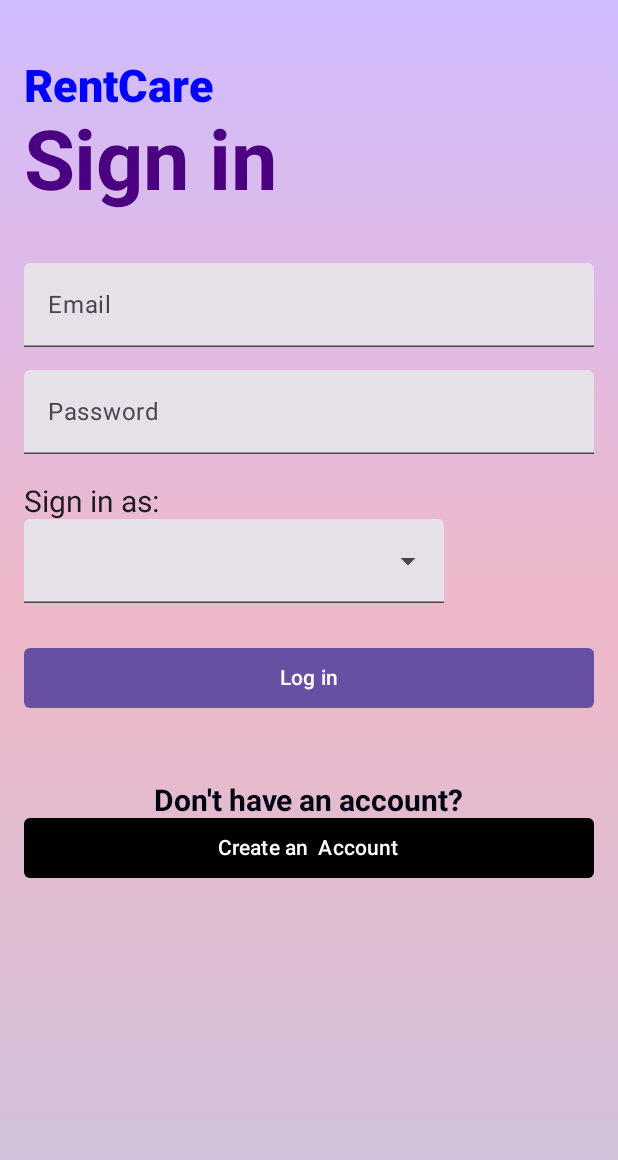
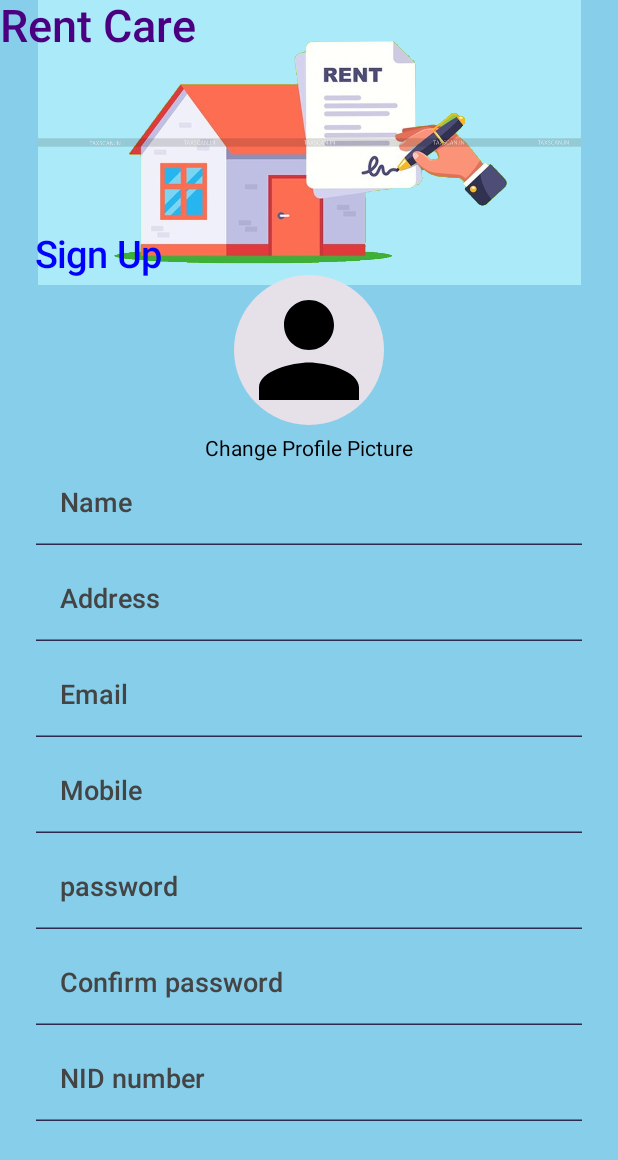
Before and after one commit to BadhonAhmad/ACCOMO-Android-App, an Android app built with Jetpack Compose: the LoginScreen screen opened through its navigation route, after a tap on "Create an Account", on a phone screen of 412 x 824 dp. Shown: the top 1160 px of the screen. Run offline under Robolectric (Android 15) with nearby library versions, the phone set to English and light mode, and no system bars.

Commit message:
2nd commit

```diff
--- a/app/build.gradle.kts
+++ b/app/build.gradle.kts
@@ -68,5 +68,6 @@ dependencies {
     debugImplementation("androidx.compose.ui:ui-tooling")
     debugImplementation("androidx.compose.ui:ui-test-manifest")
     implementation("androidx.navigation:navigation-compose:2.4.0-alpha04")
-    implementation("io.coil-kt:coil-compose:2.1.0")
+
+    implementation("io.coil-kt:coil-compose:2.2.2")
 }
--- /dev/null
+++ b/app/src/main/java/com/example/rentcare/Components/CTextField.kt
@@ -0,0 +1,59 @@
+package com.example.rentcare.Components
+
+import androidx.compose.foundation.layout.fillMaxWidth
+import androidx.compose.foundation.layout.padding
+import androidx.compose.material3.ExperimentalMaterial3Api
+import androidx.compose.material3.Text
+import androidx.compose.material3.TextField
+import androidx.compose.material3.TextFieldDefaults
+import androidx.compose.runtime.Composable
+import androidx.compose.ui.Modifier
+import androidx.compose.ui.graphics.Color
+import androidx.compose.ui.text.TextStyle
+import androidx.compose.ui.text.font.FontFamily
+import androidx.compose.ui.text.font.FontWeight
+import androidx.compose.ui.tooling.preview.Preview
+import androidx.compose.ui.unit.dp
+import androidx.compose.ui.unit.sp
+import com.example.rentcare.ui.theme.DeepIndigo
+import com.example.rentcare.ui.theme.Teal
+
+@OptIn(ExperimentalMaterial3Api::class)
+@Composable
+fun CTextField(
+    onValueChange : (String) -> Unit ={
+
+    },
+    hint : String,
+    value : String,
+) {
+    TextField(
+        value = value,
+        onValueChange = onValueChange,
+        placeholder = {
+            Text(
+                text = hint,
+                style = TextStyle(
+                    fontSize = 18.sp,
+                    color = Color.DarkGray,
+                    fontWeight = FontWeight.SemiBold
+                )
+            )
+        },
+        modifier = Modifier
+            .fillMaxWidth()
+            .padding(bottom = 8.dp),
+        colors = TextFieldDefaults.textFieldColors(
+            containerColor = Color.Transparent,
+            focusedIndicatorColor = Teal,
+            unfocusedIndicatorColor = DeepIndigo
+        )
+
+    )
+}
+
+@Preview(showBackground = true, showSystemUi = true)
+@Composable
+fun CTextFieldPreview(){
+    CTextField(hint = "email", value = "hello")
+}
--- a/app/src/main/java/com/example/rentcare/Login.kt
+++ b/app/src/main/java/com/example/rentcare/Login.kt
@@ -1,85 +1,29 @@
-import androidx.annotation.FractionRes
-import androidx.annotation.Size
 import androidx.compose.foundation.background
-import androidx.compose.foundation.isSystemInDarkTheme
 import androidx.compose.foundation.layout.Box
 import androidx.compose.foundation.layout.Column
-import androidx.compose.foundation.layout.Row
 import androidx.compose.foundation.layout.Spacer
-import androidx.compose.foundation.layout.fillMaxHeight
 import androidx.compose.foundation.layout.fillMaxSize
 import androidx.compose.foundation.layout.fillMaxWidth
 import androidx.compose.foundation.layout.height
 import androidx.compose.foundation.layout.padding
-import androidx.compose.foundation.layout.width
 import androidx.compose.foundation.shape.RoundedCornerShape
 import androidx.compose.material3.Button
 import androidx.compose.material3.ButtonDefaults
 import androidx.compose.material3.Surface
 import androidx.compose.material3.Text
 import androidx.compose.runtime.Composable
-import androidx.compose.runtime.getValue
-import androidx.compose.runtime.mutableStateOf
-import androidx.compose.runtime.remember
-import androidx.compose.runtime.setValue
 import androidx.compose.ui.Alignment
 import androidx.compose.ui.Modifier
 import androidx.compose.ui.geometry.Offset
 import androidx.compose.ui.graphics.Brush
 import androidx.compose.ui.graphics.Color
-import androidx.compose.ui.text.font.Font
 import androidx.compose.ui.text.font.FontWeight
-import androidx.compose.ui.text.style.TextAlign
 import androidx.compose.ui.unit.dp
 import androidx.compose.ui.unit.sp
 import androidx.navigation.NavController
 import com.example.rentcare.DropDown
 import com.example.rentcare.LoginTextField
 import com.example.rentcare.Screen
-import com.example.rentcare.ui.theme.Black
-
-//package com.example.rentcare
-//
-//import androidx.compose.foundation.layout.Column
-//import androidx.compose.foundation.layout.fillMaxWidth
-//import androidx.compose.material3.Button
-//import androidx.compose.material3.Text
-//import androidx.compose.runtime.Composable
-//import androidx.compose.ui.Modifier
-//import androidx.compose.ui.graphics.Color
-//import androidx.compose.ui.tooling.preview.Preview
-//import androidx.compose.ui.unit.sp
-//import androidx.navigation.NavController
-//import androidx.navigation.compose.rememberNavController
-//
-//@Composable
-//fun LoginScreen(
-//    navController: NavController
-//)
-//    {
-//    Column{
-//        Text(
-//            "RentCare",
-//            )
-//        TextShow(value = "Sign in",
-//            30.sp,
-//                Color.Blue
-//            )
-//        Button(
-//            modifier = Modifier.fillMaxWidth(),
-//            onClick = {
-//                navController.popBackStack()
-//            }){
-//            Text(text= "Go Back!")
-//        }
-//    }
-//}
-//
-//@Composable
-//@Preview(showBackground = true, showSystemUi = true)
-//fun LoginScreenPreview(){
-//    LoginScreen(navController = rememberNavController())
-//}
 
 @Composable
 fun LoginScreen(navController : NavController) {
@@ -121,7 +65,7 @@ fun LoginScreen(navController : NavController) {
             ) {
                 Text(
                     text = "Sign in",
-                    fontSize = 55.sp,
+                    fontSize = 45.sp,
                     fontWeight = FontWeight.Bold,
                     color = Color(0xFF4B0082)
                 )
@@ -137,8 +81,8 @@ fun LoginScreen(navController : NavController) {
             Spacer(modifier = Modifier.height(20.dp))
             Box(
                 modifier = Modifier
-                .fillMaxWidth()
-                .padding(horizontal = 16.dp)
+                    .fillMaxWidth()
+                    .padding(horizontal = 16.dp)
             ){
 
             }
@@ -191,7 +135,9 @@ fun LoginScreen(navController : NavController) {
                     .fillMaxWidth()
                     .height(40.dp)
                     .padding(horizontal = 16.dp),
-                onClick = {},
+                onClick = {
+                    navController.navigate(route = Screen.SignUpScreen.route)
+                },
                 shape = RoundedCornerShape(4.dp),
                 colors = ButtonDefaults.buttonColors(Color.Black)
             ){
--- a/app/src/main/java/com/example/rentcare/MainActivity.kt
+++ b/app/src/main/java/com/example/rentcare/MainActivity.kt
@@ -14,6 +14,7 @@ class MainActivity : ComponentActivity() {
         setContent {
             navController = rememberNavController()
             SetUpNavGraph(navController = navController)
+
         }
     }
 }
--- a/app/src/main/java/com/example/rentcare/NavGraph.kt
+++ b/app/src/main/java/com/example/rentcare/NavGraph.kt
@@ -2,6 +2,7 @@ package com.example.rentcare
 
 import LoginScreen
 import androidx.compose.runtime.Composable
+import androidx.compose.ui.Modifier
 import androidx.navigation.NavHostController
 import androidx.navigation.compose.NavHost
 import androidx.navigation.compose.composable
@@ -11,7 +12,8 @@ fun SetUpNavGraph(
     navController: NavHostController
 ) {
    NavHost(navController = navController,
-        startDestination = Screen.Welcome.route
+       //Ekhane start e jar route thakbe seta theke shuru hobe tai welcome
+        startDestination = Screen.SignUpScreen.route
        ){
        composable(
            route = Screen.Welcome.route
@@ -23,6 +25,17 @@ fun SetUpNavGraph(
        ){
            LoginScreen(navController)
        }
+
+       composable(
+           route = Screen.Profile.route
+       ){
+           Profile(navController)
+       }
+       composable(
+           route = Screen.SignUpScreen.route
+       ){
+           SignUpScreen(navController)
+       }
    }
 
 }
--- a/app/src/main/java/com/example/rentcare/Screen.kt
+++ b/app/src/main/java/com/example/rentcare/Screen.kt
@@ -3,5 +3,6 @@ package com.example.rentcare
 sealed class Screen(val route : String){
     object Welcome : Screen(route = "Welcome_screen")
     object Login : Screen(route = "Login_screen")
-
+    object Profile : Screen(route= "Profile_screen")
+    object SignUpScreen : Screen(route = "Signup_screen")
 }
--- /dev/null
+++ b/app/src/main/java/com/example/rentcare/SignUpScreen.kt
@@ -0,0 +1,147 @@
+package com.example.rentcare
+
+import android.net.Uri
+import androidx.activity.compose.rememberLauncherForActivityResult
+import androidx.activity.result.contract.ActivityResultContracts
+import androidx.compose.foundation.Image
+import androidx.compose.foundation.background
+import androidx.compose.foundation.clickable
+import androidx.compose.foundation.layout.Arrangement
+import androidx.compose.foundation.layout.Box
+import androidx.compose.foundation.layout.Column
+import androidx.compose.foundation.layout.Row
+import androidx.compose.foundation.layout.Spacer
+import androidx.compose.foundation.layout.fillMaxSize
+import androidx.compose.foundation.layout.fillMaxWidth
+import androidx.compose.foundation.layout.height
+import androidx.compose.foundation.layout.padding
+import androidx.compose.foundation.layout.size
+import androidx.compose.foundation.layout.wrapContentSize
+import androidx.compose.foundation.lazy.LazyColumn
+import androidx.compose.foundation.rememberScrollState
+import androidx.compose.foundation.shape.CircleShape
+import androidx.compose.foundation.verticalScroll
+import androidx.compose.material3.Card
+import androidx.compose.material3.Surface
+import androidx.compose.material3.Text
+import androidx.compose.runtime.Composable
+import androidx.compose.runtime.mutableStateOf
+import androidx.compose.runtime.saveable.rememberSaveable
+import androidx.compose.ui.Alignment
+import androidx.compose.ui.Modifier
+import androidx.compose.ui.graphics.Brush
+import androidx.compose.ui.graphics.Color
+import androidx.compose.ui.layout.ContentScale
+import androidx.compose.ui.res.painterResource
+import androidx.compose.ui.text.TextStyle
+import androidx.compose.ui.text.font.FontFamily
+import androidx.compose.ui.text.font.FontWeight
+import androidx.compose.ui.unit.dp
+import androidx.compose.ui.unit.sp
+import androidx.navigation.NavController
+import coil.compose.rememberAsyncImagePainter
+import coil.compose.rememberImagePainter
+import com.example.rentcare.Components.CTextField
+import com.example.rentcare.ui.theme.Indigo
+import com.example.rentcare.ui.theme.SkyBlue
+
+@Composable
+fun SignUpScreen(navController: NavController) {
+    Surface(
+        color = SkyBlue,
+        modifier = Modifier.fillMaxSize()
+    ) {
+        Box(modifier = Modifier.fillMaxSize()){
+            Image(painter = painterResource(id = R.drawable.sign_up_back),
+                contentDescription = null,
+                modifier = Modifier
+                    .fillMaxWidth()
+                    .height(190.dp)
+                    .align(Alignment.TopCenter)
+            )
+
+            Column(){
+                Text(
+                    text = "Rent Care",
+                    style = TextStyle(
+                        fontSize = 30.sp,
+                        fontFamily = FontFamily.SansSerif,
+                        fontWeight = FontWeight(500),
+                        color = Indigo
+                    ),
+                    modifier = Modifier.align(Alignment.Start)
+                )
+                Spacer(modifier = Modifier.height(120.dp))
+                Text(
+                    text = "Sign Up",
+                    style = TextStyle(
+                        fontSize = 25.sp,
+                        fontFamily = FontFamily.SansSerif,
+                        fontWeight = FontWeight(500),
+                        color = Color.Blue
+                    ),
+                    modifier = Modifier.align(Alignment.CenterHorizontally)
+                )
+            }
+                Column(
+                    horizontalAlignment = Alignment.CenterHorizontally,
+                    modifier = Modifier
+                        .fillMaxSize()
+                        .padding(top = 175.dp)
+                        .padding(horizontal = 24.dp)
+                        .verticalScroll(rememberScrollState())
+                ) {
+                    ProfileImage()
+                    CTextField(hint = "Name", value = "")
+                    CTextField(hint = "Address", value = "")
+                    CTextField(hint = "Email", value = "")
+                    CTextField(hint = "Mobile", value = "")
+                    CTextField(hint = "password", value = "")
+                    CTextField(hint = "Confirm password", value = "")
+                    CTextField(hint = "NID number", value = "")
+
+                }
+        }
+    }
+}
+
+@Composable
+fun ProfileImage() {
+    val imageUri = rememberSaveable{ mutableStateOf("") }
+    val painter = rememberImagePainter(
+        if(imageUri.value.isEmpty())
+            R.drawable.ic_image
+        else
+        imageUri.value
+    )
+    val launcher = rememberLauncherForActivityResult(
+        contract = ActivityResultContracts.GetContent()
+    ){
+        uri : Uri?->
+        uri ?.let{imageUri.value = it.toString()}
+    }
+    Column(
+        modifier = Modifier
+            .fillMaxWidth(),
+        horizontalAlignment = Alignment.CenterHorizontally
+    ) {
+        Card(shape = CircleShape,
+            modifier = Modifier
+                .padding(8.dp)
+                .size(100.dp)
+            ){
+            Image(
+                painter = painter,
+                contentDescription = null,
+                modifier = Modifier
+                    .wrapContentSize()
+                    .clickable {
+                        launcher.launch("image/*")
+                    },
+               contentScale = ContentScale.Crop
+            )
+        }
+        Text(text = "Change Profile Picture")
+    }
+
+}
--- a/app/src/main/java/com/example/rentcare/ui/theme/Color.kt
+++ b/app/src/main/java/com/example/rentcare/ui/theme/Color.kt
@@ -32,3 +32,4 @@ val Orchid = Color(0xFFDA70D6)
 val DarkSlateBlue = Color(0xFF483D8B)
 val OliveDrab = Color(0xFF6B8E23)
 val MediumTurquoise = Color(0xFF48D1CC)
+val SkyBlue = Color(0xFF87CEEB)
--- /dev/null
+++ b/app/src/main/res/drawable/ic_image.xml
@@ -0,0 +1,5 @@
+<vector android:height="24dp" android:tint="#000000"
+    android:viewportHeight="24" android:viewportWidth="24"
+    android:width="24dp" xmlns:android="http://schemas.android.com/apk/res/android">
+    <path android:fillColor="@android:color/white" android:pathData="M12,12c2.21,0 4,-1.79 4,-4s-1.79,-4 -4,-4 -4,1.79 -4,4 1.79,4 4,4zM12,14c-2.67,0 -8,1.34 -8,4v2h16v-2c0,-2.66 -5.33,-4 -8,-4z"/>
+</vector>
--- /dev/null
+++ b/app/src/main/res/font/alegreya_bold.xml
@@ -0,0 +1,4 @@
+<?xml version="1.0" encoding="utf-8"?>
+<font-family xmlns:android="http://schemas.android.com/apk/res/android">
+
+</font-family>
--- /dev/null
+++ b/app/src/main/res/font/alegreya_semibold.xml
@@ -0,0 +1,4 @@
+<?xml version="1.0" encoding="utf-8"?>
+<font-family xmlns:android="http://schemas.android.com/apk/res/android">
+
+</font-family>
--- /dev/null
+++ b/app/src/main/res/font/alegreyasans_medium.xml
@@ -0,0 +1,4 @@
+<?xml version="1.0" encoding="utf-8"?>
+<font-family xmlns:android="http://schemas.android.com/apk/res/android">
+
+</font-family>
--- /dev/null
+++ b/app/src/main/res/font/alegreyasans_regular.xml
@@ -0,0 +1,4 @@
+<?xml version="1.0" encoding="utf-8"?>
+<font-family xmlns:android="http://schemas.android.com/apk/res/android">
+
+</font-family>
```
Also changed, not shown: app/src/main/java/com/example/rentcare/Profile.kt (added, +54 -0 lines), app/src/main/res/drawable/sign_up_back.jpg (added).
